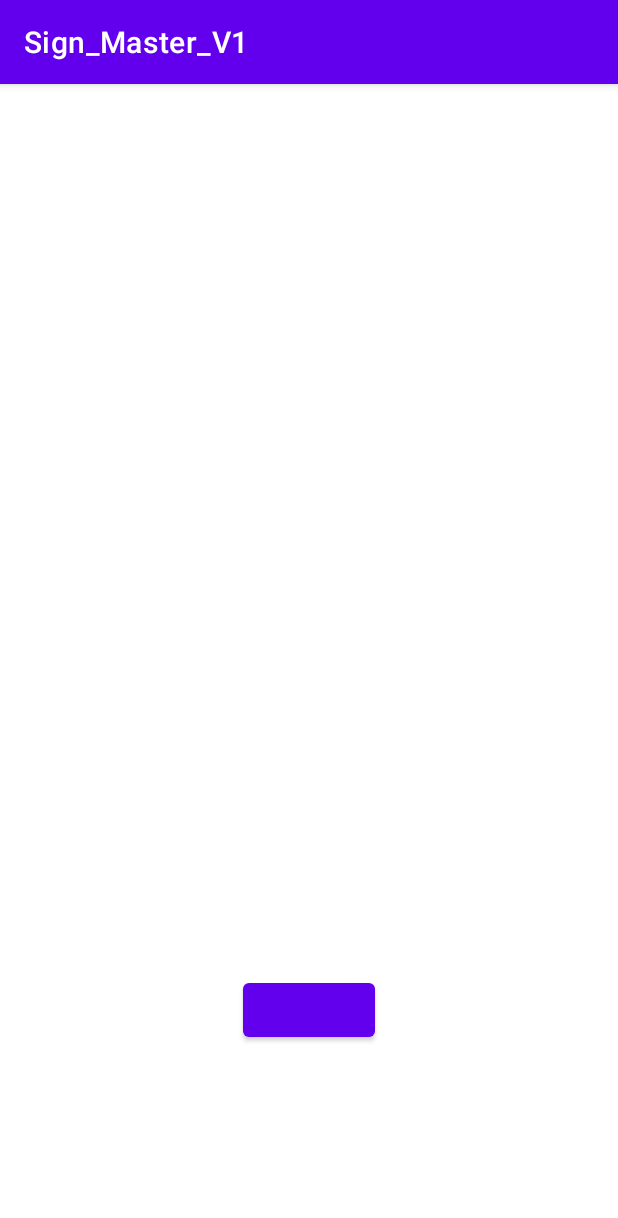
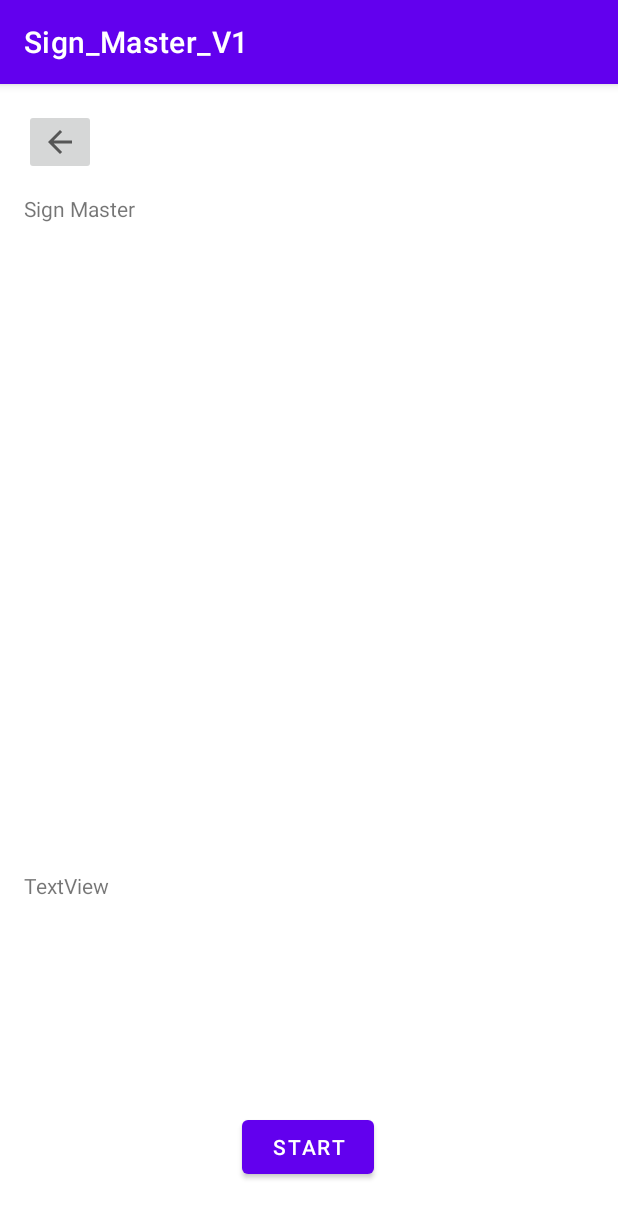
Before and after one commit to e-d-dyanfernando/PentaZen, an Android app: the camera screen opened directly, with no data from a screen before it, on a phone screen of 412 x 824 dp. Shown: the top 1218 px of the screen. Run offline under Robolectric (Android 15) with nearby library versions, the phone set to English and light mode, and no system bars.

Commit message:
camera UI adjusted

```diff
--- a/app/src/main/java/com/example/sign_master_v1/help.kt
+++ b/app/src/main/java/com/example/sign_master_v1/help.kt
@@ -9,6 +9,3 @@ class help : AppCompatActivity() {
         setContentView(R.layout.activity_help)
     }
 }
-
-
-// dyan
--- a/app/src/main/res/layout/activity_camera.xml
+++ b/app/src/main/res/layout/activity_camera.xml
@@ -8,20 +8,61 @@
 
     <ImageView
         android:id="@+id/image"
-        android:layout_width="300dp"
-        android:layout_height="358dp"
-        app:layout_constraintTop_toTopOf="parent"
+        android:layout_width="401dp"
+        android:layout_height="367dp"
+        app:layout_constraintBottom_toBottomOf="parent"
         app:layout_constraintLeft_toLeftOf="parent"
         app:layout_constraintRight_toRightOf="parent"
-        app:layout_constraintBottom_toBottomOf="parent"/>
+        app:layout_constraintTop_toTopOf="parent"
+        app:layout_constraintVertical_bias="0.335" />
 
     <Button
         android:id="@+id/cam_button"
         android:layout_width="wrap_content"
         android:layout_height="wrap_content"
+        android:layout_marginTop="30dp"
+        android:text="start"
+        app:layout_constraintBottom_toBottomOf="parent"
+        app:layout_constraintHorizontal_bias="0.498"
         app:layout_constraintLeft_toLeftOf="parent"
         app:layout_constraintRight_toRightOf="parent"
-        app:layout_constraintTop_toBottomOf="@+id/image"
-        android:layout_marginTop="30dp"/>
+        app:layout_constraintTop_toTopOf="parent"
+        app:layout_constraintVertical_bias="0.949" />
+
+    <TextView
+        android:id="@+id/textView"
+        android:layout_width="291dp"
+        android:layout_height="46dp"
+        android:text="TextView"
+        app:layout_constraintBottom_toBottomOf="parent"
+        app:layout_constraintEnd_toEndOf="parent"
+        app:layout_constraintHorizontal_bias="0.133"
+        app:layout_constraintStart_toStartOf="parent"
+        app:layout_constraintTop_toTopOf="parent"
+        app:layout_constraintVertical_bias="0.727" />
+
+    <TextView
+        android:id="@+id/label"
+        android:layout_width="293dp"
+        android:layout_height="32dp"
+        android:text="Sign Master"
+        app:layout_constraintBottom_toBottomOf="parent"
+        app:layout_constraintEnd_toEndOf="parent"
+        app:layout_constraintHorizontal_bias="0.133"
+        app:layout_constraintStart_toStartOf="parent"
+        app:layout_constraintTop_toTopOf="parent"
+        app:layout_constraintVertical_bias="0.1" />
+
+    <ImageButton
+        android:id="@+id/imageButton"
+        android:layout_width="wrap_content"
+        android:layout_height="wrap_content"
+        app:layout_constraintBottom_toBottomOf="parent"
+        app:layout_constraintEnd_toEndOf="parent"
+        app:layout_constraintHorizontal_bias="0.044"
+        app:layout_constraintStart_toStartOf="parent"
+        app:layout_constraintTop_toTopOf="parent"
+        app:layout_constraintVertical_bias="0.023"
+        app:srcCompat="?attr/actionModeCloseDrawable" />
 
 </androidx.constraintlayout.widget.ConstraintLayout>
```
